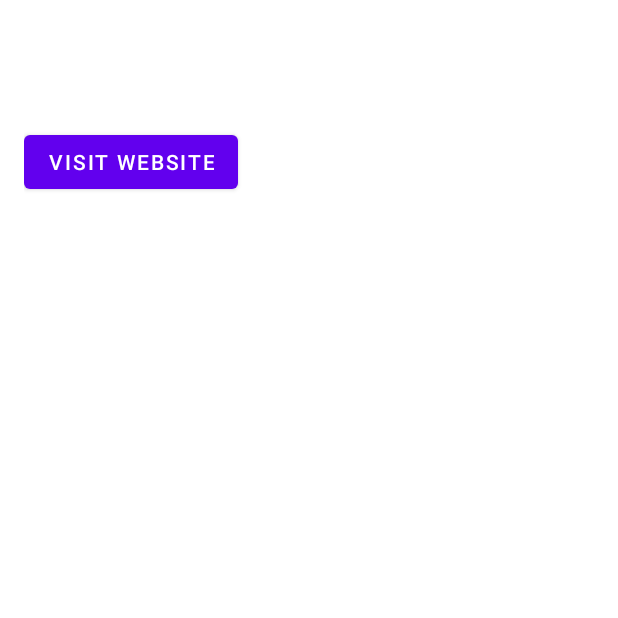
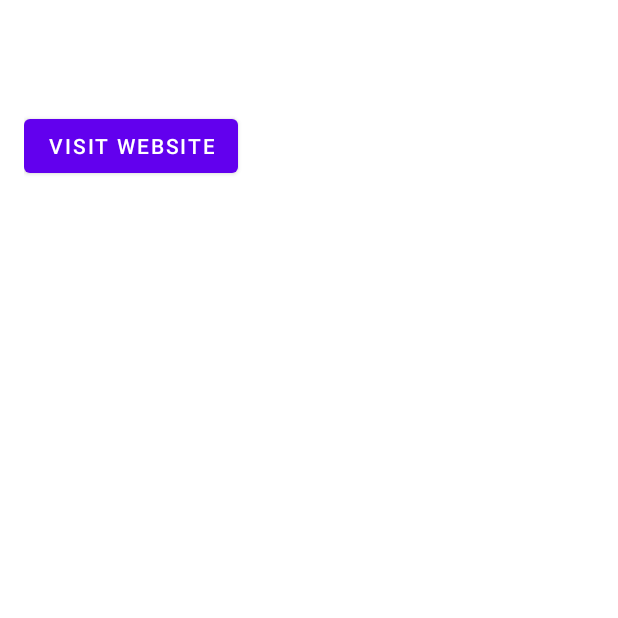
Before and after one commit to SMaarij/notification-app, an Android app: the DetailsActivity screen opened directly, with no data from a screen before it, on a phone screen of 412 x 824 dp, the top half of it. Run offline under Robolectric (Android 15) with nearby library versions, the phone set to English and light mode, and no system bars.

Commit message:
Updated mobile application UI and made card view .

```diff
--- a/DiscountApp/app/src/main/java/com/example/myapplication/DetailsActivity.java
+++ b/DiscountApp/app/src/main/java/com/example/myapplication/DetailsActivity.java
@@ -16,8 +16,8 @@ public class DetailsActivity extends AppCompatActivity {
 
         // Get the brand and offers from the Intent
         Intent intent = getIntent();
-        String brand = intent.getStringExtra("brand");
-        String offers = intent.getStringExtra("offers");
+        String brand = intent.getStringExtra("BRAND_NAME");  // Use the correct key
+        String offers = intent.getStringExtra("DISCOUNT_OFFER");  // Use the correct key
 
         // Set the brand and offers in TextViews
         TextView brandTextView = findViewById(R.id.brandTextView);
@@ -29,21 +29,21 @@ public class DetailsActivity extends AppCompatActivity {
         // Add a button for visiting the brand website
         Button visitButton = findViewById(R.id.visitWebsiteButton);
         visitButton.setOnClickListener(v -> {
-            // Assuming you have the brand URL saved somewhere
-            String url = getBrandWebsiteUrl(brand);  // You need to implement this method to get the URL
+            // Get the brand URL and open it in a browser
+            String url = getBrandWebsiteUrl(brand);  // Get the URL based on the brand name
             Intent browserIntent = new Intent(Intent.ACTION_VIEW, Uri.parse(url));
             startActivity(browserIntent);
         });
     }
 
-    // This method should return the brand's website URL based on the brand name
+    // This method returns the brand's website URL based on the brand name
     private String getBrandWebsiteUrl(String brand) {
-        // You can use a map or a switch statement to return URLs based on the brand name
         switch (brand) {
             case "Junaid Jamshed":
                 return "https://www.junaidjamshed.com/";
             case "Brand B":
-                return "https://www.junaidjamshed.com";
+                return "https://www.brandb.com";  // Update with the actual URL
+            // Add more cases for other brands as needed
             default:
                 return "https://www.default-brand.com";  // Default URL
         }
--- a/DiscountApp/app/src/main/res/layout/activity_details.xml
+++ b/DiscountApp/app/src/main/res/layout/activity_details.xml
@@ -1,3 +1,4 @@
+<?xml version="1.0" encoding="utf-8"?>
 <LinearLayout xmlns:android="http://schemas.android.com/apk/res/android"
     android:layout_width="match_parent"
     android:layout_height="match_parent"
@@ -8,19 +9,18 @@
         android:id="@+id/brandTextView"
         android:layout_width="wrap_content"
         android:layout_height="wrap_content"
-        android:textSize="18sp"
+        android:textSize="24sp"
         android:textStyle="bold" />
 
     <TextView
         android:id="@+id/offersTextView"
         android:layout_width="wrap_content"
         android:layout_height="wrap_content"
-        android:layout_marginTop="8dp" />
+        android:textSize="18sp" />
 
     <Button
         android:id="@+id/visitWebsiteButton"
         android:layout_width="wrap_content"
         android:layout_height="wrap_content"
-        android:text="Visit Website"
-        android:layout_marginTop="16dp" />
+        android:text="Visit Website" />
 </LinearLayout>
```
Also changed, not shown: DiscountApp/app/src/main/java/com/example/myapplication/DiscountAdapter.java (+27 -29 lines), DiscountApp/app/src/main/java/com/example/myapplication/MainActivity.java (+12 -21 lines), DiscountApp/app/src/main/res/layout/item_discount.xml (+12 -1 lines).
